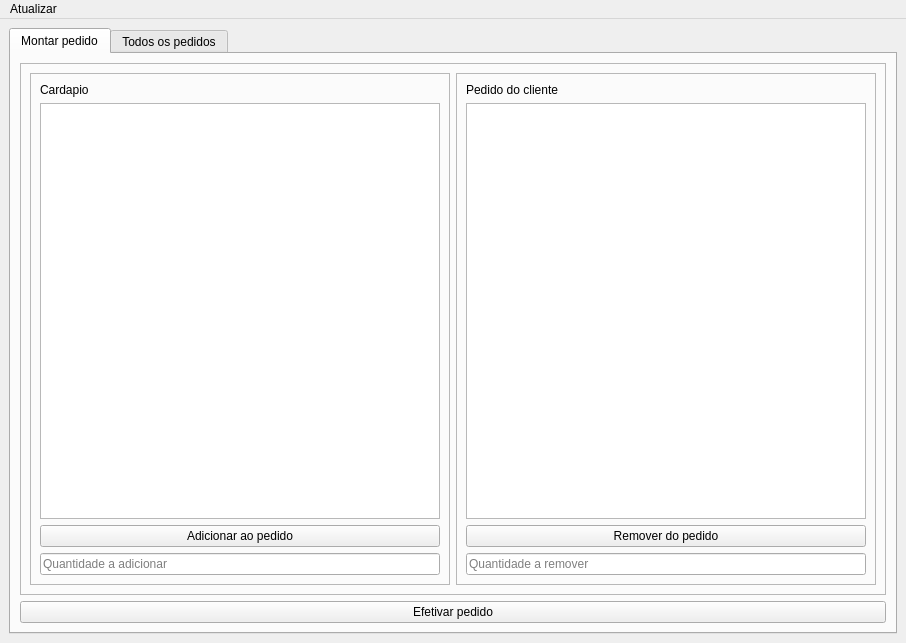
Old version of the form cliente_funcionario_server/src/screen/ui/home.ui in the repository JonasCGN/Projeto-Final-POO-II.
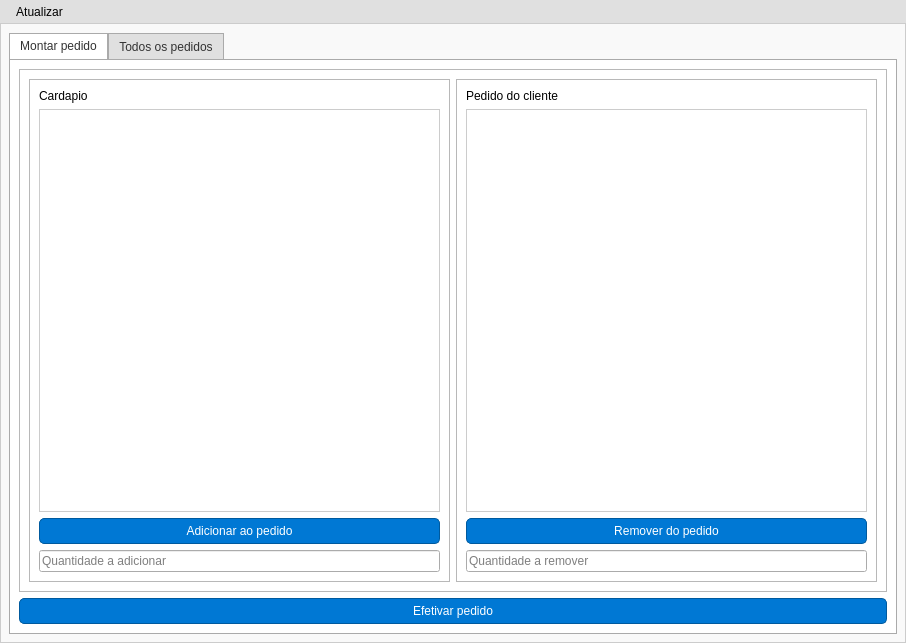
New version of the form. The open tabs and pages were chosen to show the change.

Commit message: fix: consertando possiveis bugs para a apresentação.

The edit to the form file:
```diff
--- a/cliente_funcionario_server/src/screen/ui/home.ui
+++ b/cliente_funcionario_server/src/screen/ui/home.ui
@@ -13,6 +13,130 @@
   <property name="windowTitle">
    <string>Tela Principal - Cliente</string>
   </property>
+  <property name="styleSheet">
+   <string notr="true">
+QMainWindow {
+    background-color: #f9f9f9; 
+    border: 1px solid #ccc
+}
+
+QTabWidget::pane {
+    border: 1px solid #aaa; 
+    background-color: #ffffff;
+}
+
+QTabBar::tab {
+    background: #e0e0e0;
+    padding: 5px 10px;
+    border: 1px solid #aaa;
+    border-bottom: none;
+    color: #333;
+}
+
+QTabBar::tab:selected {
+    background: #ffffff;
+    border-bottom: 1px solid #fff;
+}
+
+QListView {
+    background: #ffffff;
+    border: 1px solid #ccc;
+    color: #333;
+    padding: 5px;
+}
+
+QPushButton {
+    background-color: #0078d4;
+    color: white;
+    border: 1px solid #005a9e;
+    border-radius: 5px;
+    padding: 5px 10px;
+}
+
+QPushButton:hover {
+    background-color: #005a9e;
+}
+
+QPushButton:pressed {
+    background-color: #003f7e;
+}
+
+QComboBox {
+    background-color: #ffffff;
+    border: 1px solid #ccc;
+    border-radius: 5px;
+    padding: 5px;
+    color: #333;
+}
+
+QComboBox:disabled {
+    background-color: #f0f0f0; /* Cor de fundo para desativado */
+    border: 1px solid #aaa; /* Cor da borda quando desativado */
+    color: #888; /* Cor do texto quando desativado */
+}
+
+QComboBox::drop-down {
+    border-left: 1px solid #aaa;
+    width: 20px;
+    background: #e0e0e0;
+}
+
+QMenuBar {
+    background-color: #e0e0e0;
+    border-bottom: 1px solid #ccc;
+}
+
+QMenuBar::item {
+    padding: 5px 10px;
+    background: transparent;
+}
+
+QMenuBar::item:selected {
+    background: #d0d0d0;
+}
+
+QMenu {
+    background: #ffffff;
+    border: 1px solid #ccc;
+}
+
+QMenu::item:selected {
+    background: #0078d4;
+    color: white;
+}
+
+/* Separadores visuais */
+QListView::item {
+    border-bottom: 1px solid #ddd; /* Linha entre os itens */
+    padding: 2px;
+    padding-left: 12px; /* Espaço reservado para o indicador */
+    position: relative; /* Necessário para posicionar o indicador */
+}
+
+/* Indicador de status */
+QListView::item {
+    content: &quot;&quot;;
+    position: absolute;
+    left: 0; /* Posicionado no início do item */
+    top: 0;
+    bottom: 0;
+    width: 16px; /* Largura do indicador */
+}
+
+/* Itens selecionados */
+QListView::item:selected {
+    background-color: #0078d4;
+    color: white;
+}
+
+/* Separadores especiais */
+QListView::item[separator=&quot;true&quot;] {
+    background-color: #f0f0f0;
+    font-weight: bold;
+    border-bottom: 2px solid #aaa;
+}
+</string>
+  </property>
   <widget class="QWidget" name="centralwidget">
    <layout class="QVBoxLayout" name="verticalLayout_2">
     <item>
@@ -204,7 +328,7 @@
      <x>0</x>
      <y>0</y>
      <width>906</width>
-     <height>24</height>
+     <height>29</height>
     </rect>
    </property>
    <widget class="QMenu" name="menuAtualizar">
```
Left out of the diff: 2 changed lines with no effect on the pictures. The commit also changes 15 other files.
